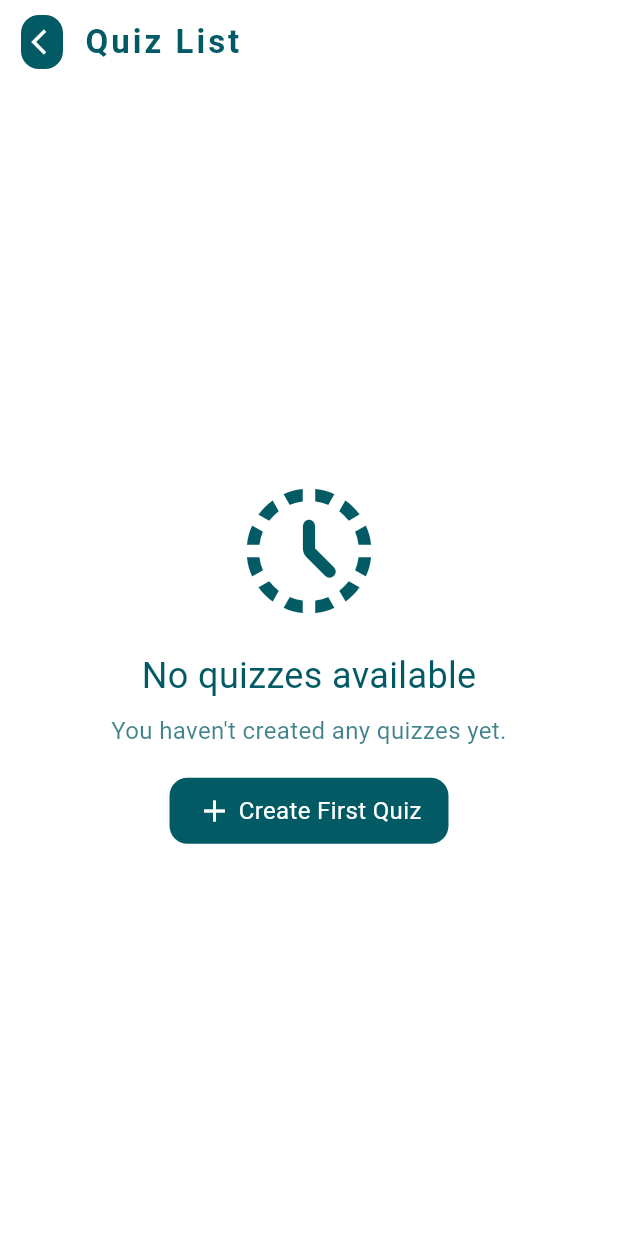
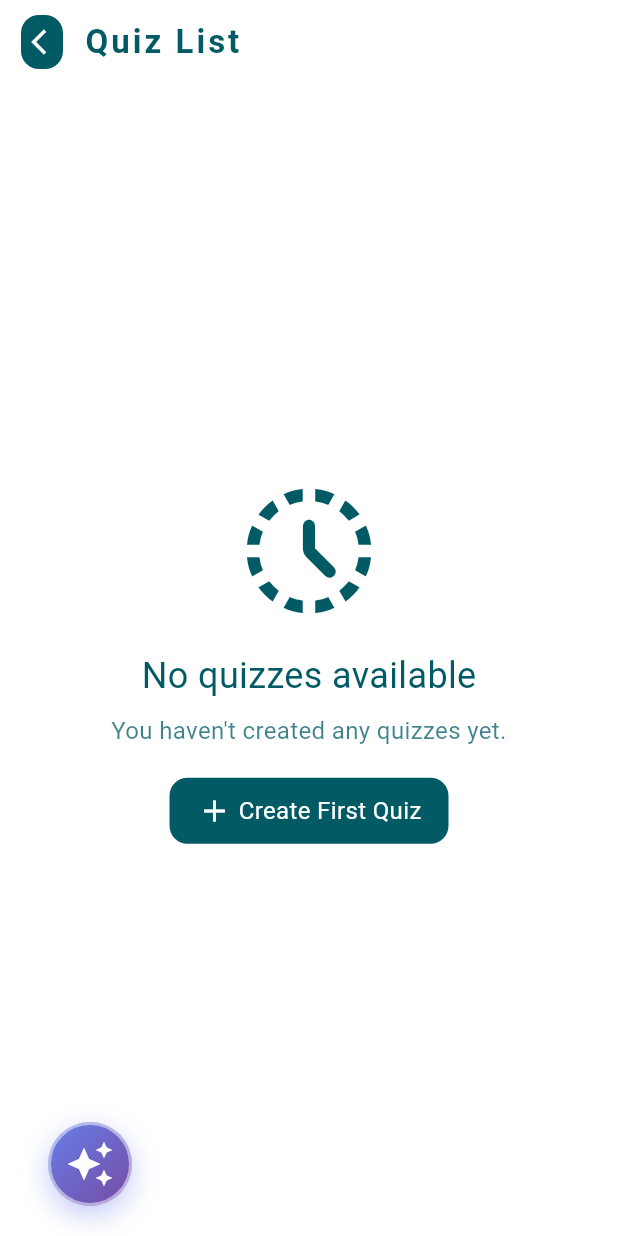
Before and after one commit to dev-zeb/quiz_master, a Flutter app: the screen it shows after launch, after a tap on "Play Quiz", on a phone screen of 412 x 824 dp. Run offline on Flutter 3.47's test engine with Material 3 defaults, Android fonts, the phone set to English and light mode, and no system bars; our stand-ins replace cloud_firestore, file_picker, firebase_auth, firebase_core, fl_chart, flutter_dotenv and 4 more; missing offline and left inert: blinking_timer; accounts and stored records are empty; Roboto replaces fonts that are missing (Langar); statements that could not run were skipped.

Commit message:
Add AI quiz button in screens and modify main.dart

```diff
--- a/lib/core/config/text_styles.dart
+++ b/lib/core/config/text_styles.dart
@@ -3,28 +3,24 @@ import 'package:flutter/material.dart';
 class AppTextStyles {
   static const TextStyle titleLarge = TextStyle(
     color: Color(0xFF013138),
-    // color: AppColors.white,
     fontSize: 24,
     fontWeight: FontWeight.bold,
   );
 
   static const TextStyle titleMedium = TextStyle(
     color: Color(0xFF013138),
-    // color: AppColors.white,
     fontSize: 20,
     fontWeight: FontWeight.w500,
   );
 
   static const TextStyle titleSmall = TextStyle(
     color: Color(0xFF013138),
-    // color: AppColors.white,
     fontSize: 16,
     fontWeight: FontWeight.w500,
   );
 
   static const TextStyle bodyText = TextStyle(
     color: Color(0xFF013138),
-    // color: AppColors.white,
     fontSize: 16,
   );
 
--- a/lib/core/ui/screens/start_screen.dart
+++ b/lib/core/ui/screens/start_screen.dart
@@ -1,10 +1,12 @@
 import 'package:flutter/material.dart';
 import 'package:flutter_riverpod/flutter_riverpod.dart';
 import 'package:quiz_master/core/ui/screens/settings_page.dart';
+import 'package:quiz_master/core/ui/widgets/gradient_quiz_button.dart';
 import 'package:quiz_master/features/auth/domain/entities/app_user.dart';
 import 'package:quiz_master/features/auth/presentation/controllers/auth_controller.dart';
 import 'package:quiz_master/features/auth/presentation/screens/profile_screen.dart';
 import 'package:quiz_master/features/auth/presentation/widgets/user_profile_chip.dart';
+import 'package:quiz_master/features/quiz/presentation/screens/quiz_generate_screen.dart';
 import 'package:quiz_master/features/quiz/presentation/screens/quiz_history_screen.dart';
 import 'package:quiz_master/features/quiz/presentation/screens/quiz_list_screen.dart';
 import 'package:quiz_master/features/quiz/presentation/widgets/quiz_outlined_button.dart';
@@ -20,8 +22,8 @@ class StartScreen extends ConsumerWidget {
     final displayName = user == null
         ? 'Guest'
         : (user.displayName?.trim().isEmpty == true
-            ? user.email
-            : (user.displayName ?? user.email));
+        ? user.email
+        : (user.displayName ?? user.email));
 
     final effectiveUser = user ??
         const AppUser(
@@ -110,6 +112,24 @@ class StartScreen extends ConsumerWidget {
                 },
               ),
             ),
+
+            // Gradient button for Generate Quiz
+            Positioned(
+              bottom: 40,
+              right: 20,
+              child: Align(
+                child: GradientQuizButton(
+                  onTap: () {
+                    Navigator.push(
+                      context,
+                      MaterialPageRoute(
+                        builder: (_) => const QuizGenerateScreen(),
+                      ),
+                    );
+                  },
+                ),
+              ),
+            ),
           ],
         ),
       ),
--- a/lib/features/quiz/presentation/screens/quiz_list_screen.dart
+++ b/lib/features/quiz/presentation/screens/quiz_list_screen.dart
@@ -2,10 +2,12 @@ import 'package:flutter/material.dart';
 import 'package:flutter_riverpod/flutter_riverpod.dart';
 import 'package:quiz_master/core/ui/widgets/custom_app_bar.dart';
 import 'package:quiz_master/core/ui/widgets/empty_list_widget.dart';
+import 'package:quiz_master/core/ui/widgets/gradient_quiz_button.dart';
 import 'package:quiz_master/features/auth/presentation/controllers/auth_controller.dart';
 import 'package:quiz_master/features/quiz/domain/entities/quiz.dart';
 import 'package:quiz_master/features/quiz/presentation/providers/quiz_provider.dart';
 import 'package:quiz_master/features/quiz/presentation/screens/quiz_editor_screen.dart';
+import 'package:quiz_master/features/quiz/presentation/screens/quiz_generate_screen.dart';
 import 'package:quiz_master/features/quiz/presentation/widgets/quiz_list_item.dart';
 import 'package:quiz_master/features/quiz/presentation/widgets/quiz_outlined_button.dart';
 
@@ -28,7 +30,9 @@ class QuizListScreen extends ConsumerWidget {
       ),
       body: quizzes.when(
         data: (quizList) {
-          return quizList.isEmpty
+          return Stack(
+            children: [
+              quizList.isEmpty
                   ? EmptyListWidget(
                       iconData: Icons.history_toggle_off_rounded,
                       title: "No quizzes available",
@@ -44,7 +48,46 @@ class QuizListScreen extends ConsumerWidget {
                         );
                       },
                     )
-              : _buildQuizListWidget(context, colorScheme, ref, quizList);
+                  : _buildQuizListWidget(
+                      context,
+                      colorScheme,
+                      ref,
+                      quizList,
+                    ),
+              Positioned(
+                bottom: 20,
+                left: 32,
+                child: GradientQuizButton(
+                  onTap: () {
+                    Navigator.push(
+                      context,
+                      MaterialPageRoute(
+                        builder: (_) => const QuizGenerateScreen(),
+                      ),
+                    );
+                  },
+                ),
+              ),
+              if (quizList.isNotEmpty)
+                Positioned(
+                  bottom: 24,
+                  right: 32,
+                  child: CircularBorderedButton(
+                    text: 'Add Quiz',
+                    icon: Icons.add,
+                    isRightAligned: true,
+                    onTap: () {
+                      Navigator.push(
+                        context,
+                        MaterialPageRoute(
+                          builder: (context) => const QuizEditorScreen(),
+                        ),
+                      );
+                    },
+                  ),
+                ),
+            ],
+          );
         },
         error: (err, stk) {
           return Center(
@@ -67,25 +110,6 @@ class QuizListScreen extends ConsumerWidget {
             child: CircularProgressIndicator(),
           );
         },
-      ),
-      floatingActionButton: quizzes.when(
-        data: (quizList) => quizList.isNotEmpty
-            ? CircularBorderedButton(
-                text: 'Add Quiz',
-                icon: Icons.add,
-                isRightAligned: true,
-                onTap: () {
-                  Navigator.push(
-                    context,
-                    MaterialPageRoute(
-                      builder: (context) => const QuizEditorScreen(),
-                    ),
-                  );
-                },
-              )
-            : SizedBox.shrink(),
-        error: (_, __) => SizedBox.shrink(),
-        loading: () => SizedBox.shrink(),
       ),
     );
   }
--- a/lib/main.dart
+++ b/lib/main.dart
@@ -1,4 +1,5 @@
 import 'package:flutter/material.dart';
+import 'package:flutter_dotenv/flutter_dotenv.dart';
 import 'package:flutter_riverpod/flutter_riverpod.dart';
 import 'package:quiz_master/core/config/hive_init.dart';
 import 'package:quiz_master/core/config/theme/app_themes.dart';
@@ -10,13 +11,17 @@ import 'package:quiz_master/features/auth/presentation/controllers/auth_controll
 // TODO:
 // [-] Fix routing navigation.
 // [-] Modify the UIs of the quiz add and quiz play screens.
-// [-] Integrate Firebase and FireStore for auth and quiz storage
-// [] Integrate AI Quiz maker from text.
+// [-] Integrate Firebase and FireStore for auth and quiz storage.
+// [-] Integrate AI Quiz maker from text.
 
 void main() async {
   WidgetsFlutterBinding.ensureInitialized();
+
   await initializeHive();
   await initializeFirebase();
+
+  // Load .env file
+  await dotenv.load(fileName: '.env');
 
   runApp(
     const ProviderScope(
```
Lines whose indentation alone changed are shown as unchanged.
